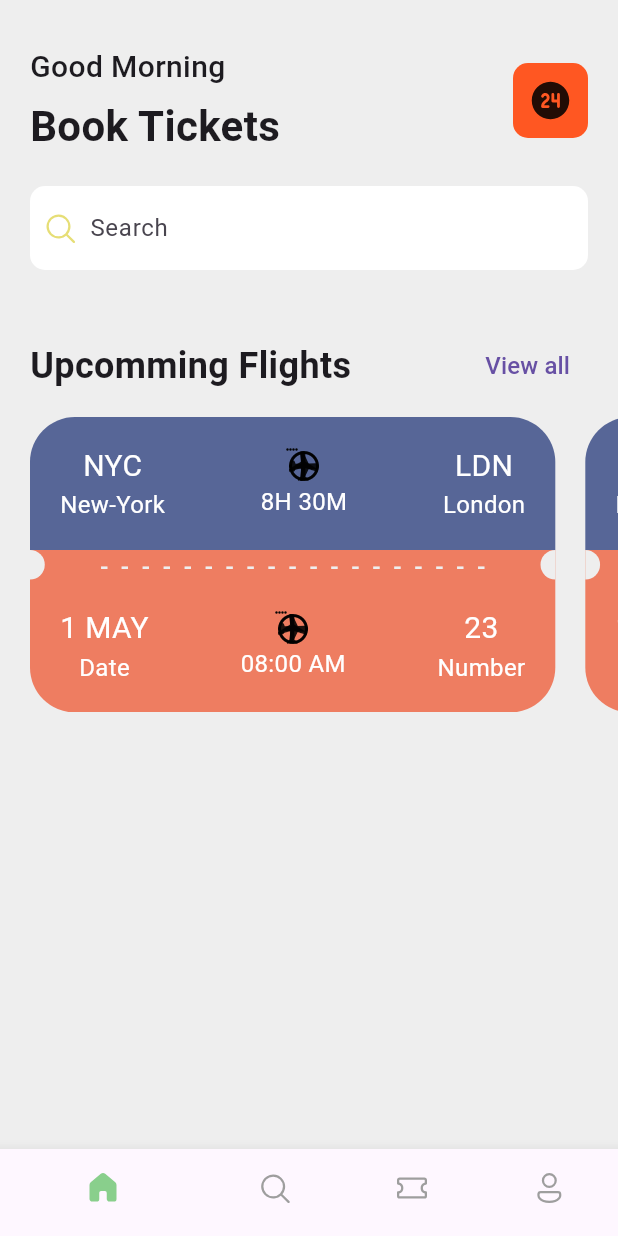
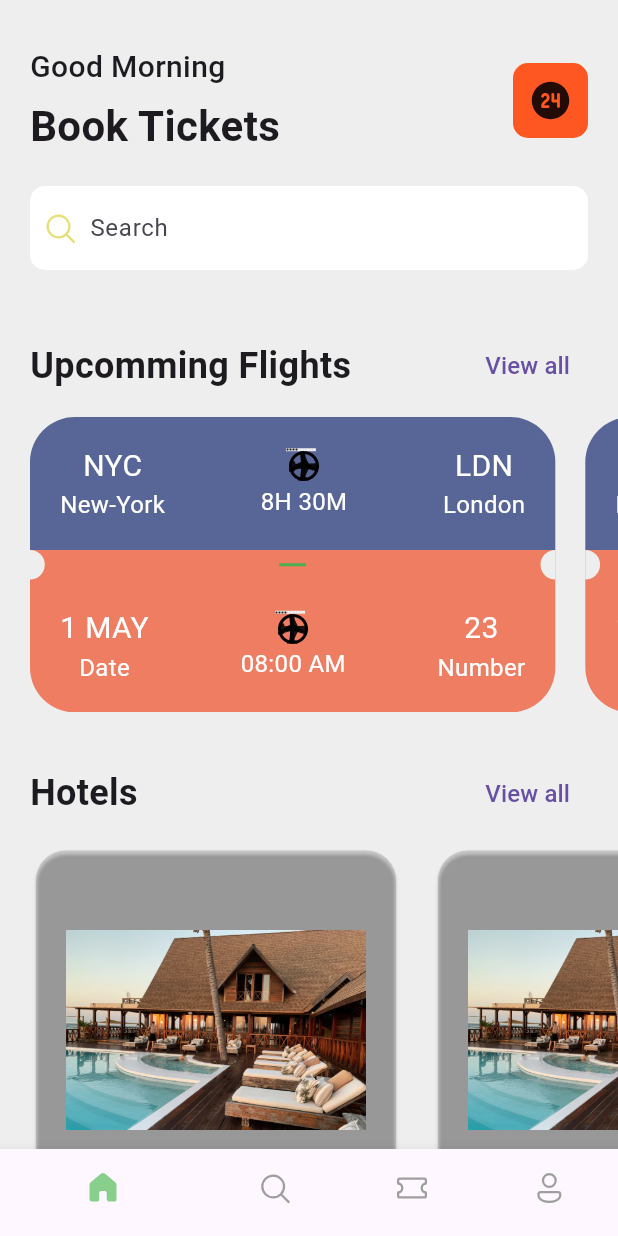
Before and after one commit to irvinMuziwenkosi/ticket_mobile_app, a Flutter app: the screen it shows after launch, on a phone screen of 412 x 824 dp. Run offline on Flutter 3.47's test engine with Material 3 defaults, Android fonts, the phone set to English and light mode, and no system bars; our stand-ins replace fluentui_icons.

Commit message:
Mini Progress

```diff
--- a/lib/base/widgets/custom_flight_visuals.dart
+++ b/lib/base/widgets/custom_flight_visuals.dart
@@ -1,15 +1,34 @@
 import 'package:fluentui_icons/fluentui_icons.dart';
 import 'package:flutter/material.dart';
+import 'package:flutter/rendering.dart';
+import 'package:ticket_app/base/styles.dart';
 
 class CustomFlightVisuals extends StatelessWidget {
   const CustomFlightVisuals({super.key});
 
   @override
   Widget build(BuildContext context) {
-    return const Stack(
+    return Stack(
       children: [
-        Icon(Icons.circle_outlined),
-        Row(
+        const Icon(Icons.circle_outlined),
+        LayoutBuilder(builder: (BuildContext context, Constraints constraints) {
+          return Flex(
+            direction: Axis.horizontal,
+            children: List.generate(
+              10,
+              (index) => const SizedBox(
+                width: 2,
+                height: 2,
+                child: DecoratedBox(
+                  decoration: BoxDecoration(color: Styles.bgColor),
+                ),
+              ),
+            ),
+          );
+        }),
+        const Icon(Icons.flight),
+        const Icon(FluentSystemIcons.ic_fluent_airplane_filled),
+        const Row(
           children: [
             Icon(Icons.circle, size: 2),
             Icon(Icons.circle, size: 2),
@@ -17,17 +36,7 @@ class CustomFlightVisuals extends StatelessWidget {
             Icon(Icons.circle, size: 2),
           ],
         ),
-        Icon(Icons.flight),
-        Icon(FluentSystemIcons.ic_fluent_airplane_filled),
-        Row(
-          children: [
-            Icon(Icons.circle, size: 2),
-            Icon(Icons.circle, size: 2),
-            Icon(Icons.circle, size: 2),
-            Icon(Icons.circle, size: 2),
-          ],
-        ),
-        Icon(Icons.circle_outlined),
+        const Icon(Icons.circle_outlined),
       ],
     );
   }
--- /dev/null
+++ b/lib/base/widgets/hotel_card.dart
@@ -0,0 +1,29 @@
+import 'package:flutter/material.dart';
+
+class HotelCard extends StatelessWidget {
+  const HotelCard({
+    super.key,
+  });
+
+  @override
+  Widget build(BuildContext context) {
+    return const Card(
+      shape: RoundedRectangleBorder(
+        borderRadius: BorderRadius.all(
+          Radius.circular(20),
+        ),
+      ),
+      color: Colors.black12,
+      child: Padding(
+        padding: EdgeInsets.all(20),
+        child: SizedBox(
+          child: Image(
+            width: 200,
+            height: 200,
+            image: AssetImage("assets/images/hotel_image_1.jpg"),
+          ),
+        ),
+      ),
+    );
+  }
+}
--- a/lib/base/widgets/ticket_view.dart
+++ b/lib/base/widgets/ticket_view.dart
@@ -116,10 +116,26 @@ class TicketView extends StatelessWidget {
                             ),
                           ),
                         ),
-                        Text(
-                          "-  -  -  -  -  -  -  -  -  -  -  -  -  -  -  -  -  -  -",
-                          style: Styles.h4.copyWith(color: Styles.bgColor),
-                        ),
+                        LayoutBuilder(builder:
+                            (BuildContext context, BoxConstraints constraints) {
+                          // print("Width: ${constraints.constrainWidth().round()}");
+                          return Flex(
+                            direction: Axis.horizontal,
+                            mainAxisAlignment: MainAxisAlignment.spaceEvenly,
+                            children: List.generate(
+                              1,
+                              (index) => const SizedBox(
+                                width: 18,
+                                height: 2,
+                                child: DecoratedBox(
+                                  decoration: BoxDecoration(
+                                    color: Colors.green,
+                                  ),
+                                ),
+                              ),
+                            ),
+                          );
+                        }),
                         Container(
                           width: boxHeight * 0.05,
                           decoration: const BoxDecoration(
--- a/lib/pages/home.dart
+++ b/lib/pages/home.dart
@@ -1,6 +1,8 @@
 import 'package:fluentui_icons/fluentui_icons.dart';
 import 'package:flutter/material.dart';
+import 'package:flutter/widgets.dart';
 import 'package:ticket_app/base/styles.dart';
+import 'package:ticket_app/base/widgets/hotel_card.dart';
 import 'package:ticket_app/base/widgets/row_double_text.dart';
 import 'package:ticket_app/base/widgets/ticket_view.dart';
 
@@ -85,6 +87,23 @@ class _HomePageState extends State<HomePage> {
               SizedBox(width: 20),
             ],
           ),
+        ),
+        const Padding(
+          padding: EdgeInsets.fromLTRB(20, 30, 20, 10),
+          child: RowDoubleText(bigTxt: "Hotels", btnTxt: "View all"),
+        ),
+        const SingleChildScrollView(
+          scrollDirection: Axis.horizontal,
+          child: Row(
+            children: [
+              SizedBox(width: 20),
+              HotelCard(),
+              SizedBox(width: 20),
+              HotelCard(),
+              SizedBox(width: 20),
+              HotelCard(),
+            ],
+          ),
         )
       ],
     );
```
Also changed, not shown: pubspec.yaml (+4 -6 lines), assets/images/hotel_image_1.jpg (added), assets/images/hotel_image_4.jpg (added), 2 other files.
